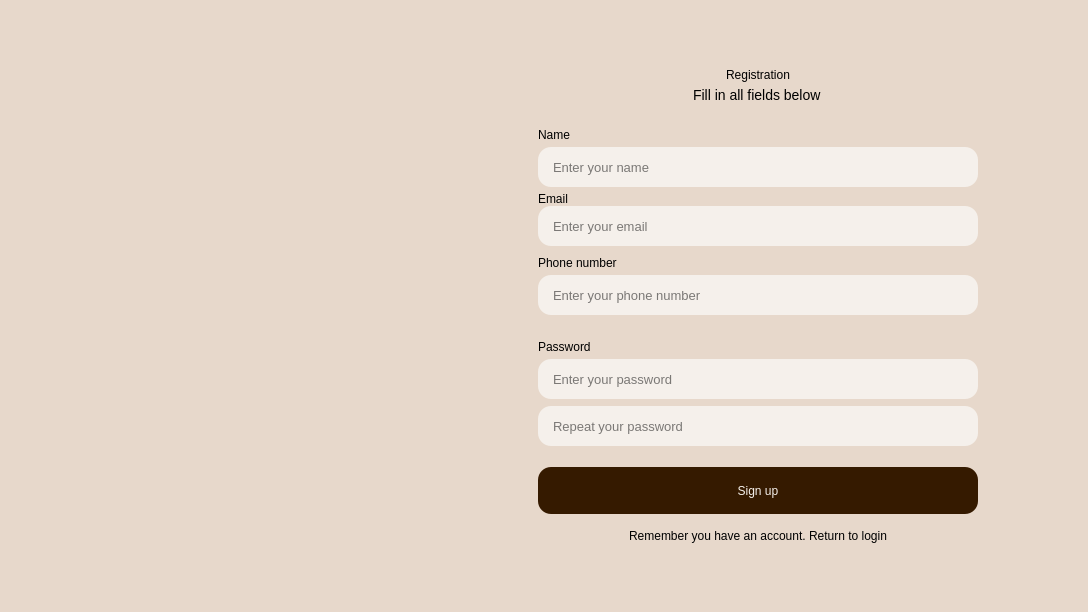
First picture: the form in application/register_window.ui, repository redm0unt/OurCafe, before the edit.
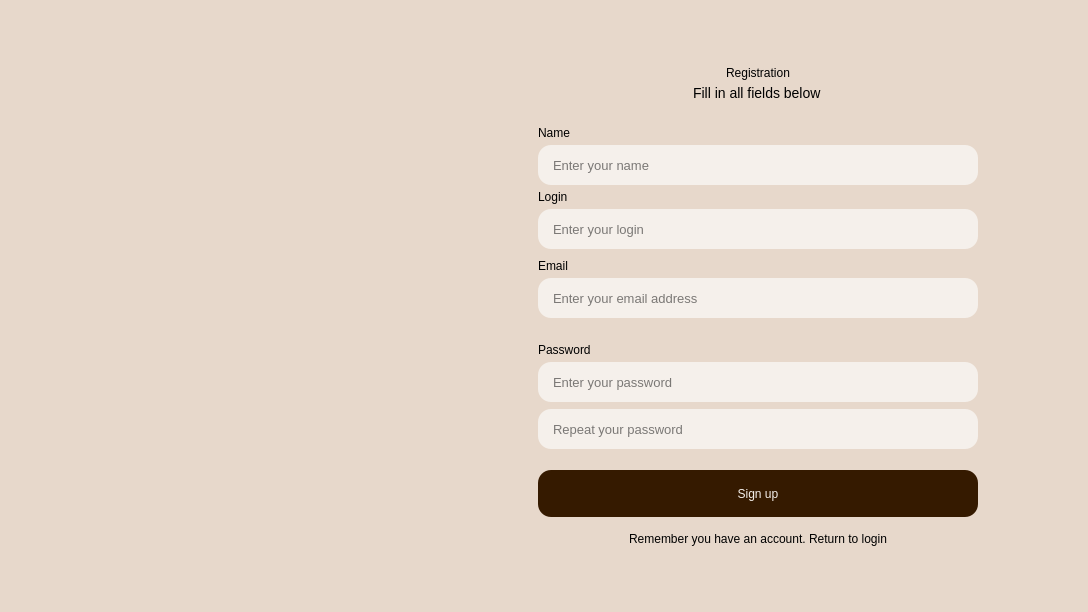
Second picture: the form after the edit. Icons and pictures are not drawn.

Commit message: Register window complete and connect client to server

Patch:
```diff
--- a/application/register_window.ui
+++ b/application/register_window.ui
@@ -329,17 +329,33 @@
         </spacer>
        </item>
        <item>
-        <widget class="QLabel" name="EmailLabel">
+        <widget class="QLabel" name="LoginLabel">
          <property name="styleSheet">
           <string notr="true">font: 400 17pt;</string>
          </property>
          <property name="text">
-          <string>Email</string>
+          <string>Login</string>
          </property>
         </widget>
        </item>
        <item>
-        <widget class="QLineEdit" name="EmailInput">
+        <spacer name="verticalSpacer_15">
+         <property name="orientation">
+          <enum>Qt::Vertical</enum>
+         </property>
+         <property name="sizeType">
+          <enum>QSizePolicy::Fixed</enum>
+         </property>
+         <property name="sizeHint" stdset="0">
+          <size>
+           <width>20</width>
+           <height>5</height>
+          </size>
+         </property>
+        </spacer>
+       </item>
+       <item>
+        <widget class="QLineEdit" name="LoginInput">
          <property name="minimumSize">
           <size>
            <width>0</width>
@@ -385,7 +401,7 @@
           <number>0</number>
          </property>
          <property name="placeholderText">
-          <string>Enter your email</string>
+          <string>Enter your login</string>
          </property>
         </widget>
        </item>
@@ -406,12 +422,12 @@
         </spacer>
        </item>
        <item>
-        <widget class="QLabel" name="PhoneNumberLabel">
+        <widget class="QLabel" name="EmailLabel">
          <property name="styleSheet">
           <string notr="true">font: 400 17pt;</string>
          </property>
          <property name="text">
-          <string>Phone number</string>
+          <string>Email</string>
          </property>
         </widget>
        </item>
@@ -432,7 +448,7 @@
         </spacer>
        </item>
        <item>
-        <widget class="QLineEdit" name="PhoneNumberInput">
+        <widget class="QLineEdit" name="EmailInput">
          <property name="minimumSize">
           <size>
            <width>0</width>
@@ -478,7 +494,7 @@
           <number>0</number>
          </property>
          <property name="placeholderText">
-          <string>Enter your phone number</string>
+          <string>Enter your email address</string>
          </property>
         </widget>
        </item>
```
The commit also changes 3 other files.
